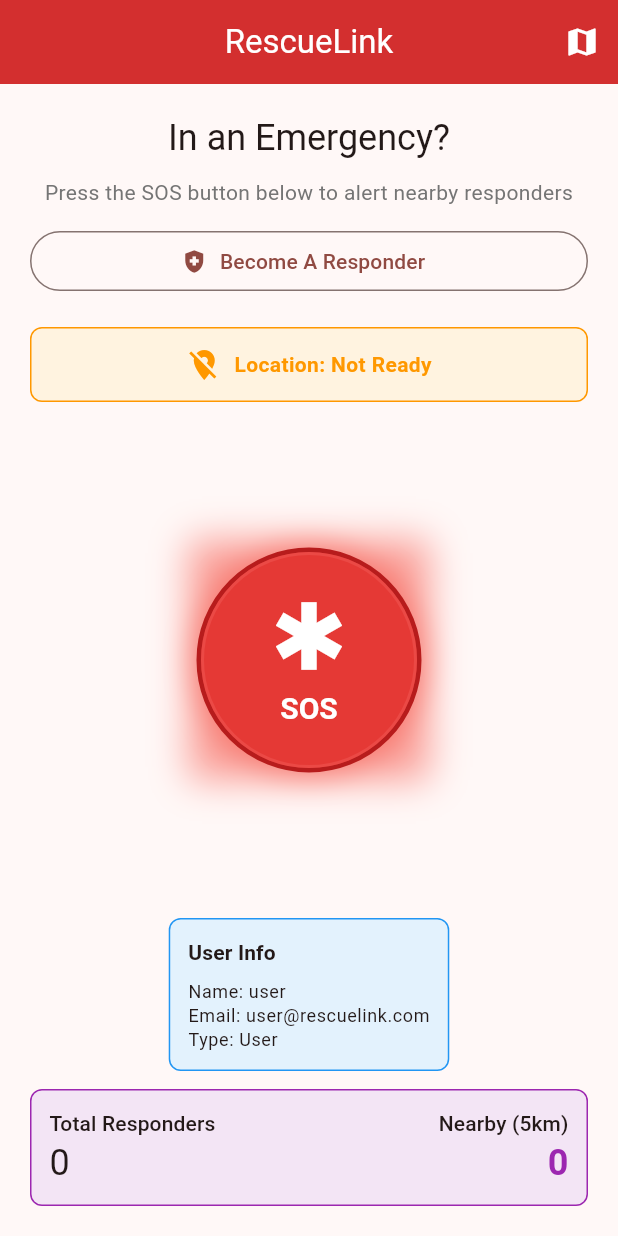
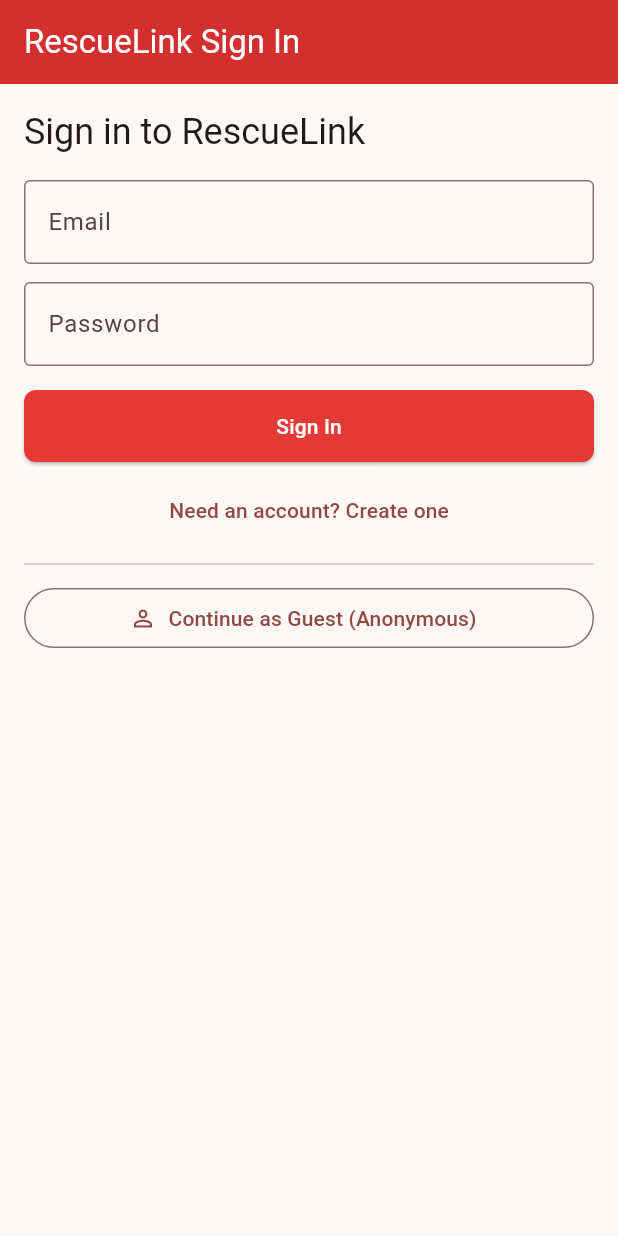
Before and after one commit to gopikaganesan/rescue-link, a Flutter app: the screen it shows after launch, on a phone screen of 412 x 824 dp. Run offline on Flutter 3.47's test engine with Material 3 defaults, Android fonts, the light colour scheme and no system bars; our stand-ins replace cloud_firestore, firebase_auth, firebase_core, geolocator, google_generative_ai, google_maps_flutter; accounts and stored records are empty.

Commit message:
feat: add firebase auth flow, gemini crisis analysis, and firestore security scaffolding

```diff
--- /dev/null
+++ b/firestore.indexes.json
@@ -0,0 +1,4 @@
+{
+  "indexes": [],
+  "fieldOverrides": []
+}
--- /dev/null
+++ b/lib/core/providers/crisis_provider.dart
@@ -0,0 +1,45 @@
+import 'package:flutter/foundation.dart';
+
+import '../services/gemini_service.dart';
+
+class CrisisProvider extends ChangeNotifier {
+  final GeminiService _geminiService;
+
+  CrisisProvider({GeminiService? geminiService})
+      : _geminiService = geminiService ?? GeminiService();
+
+  CrisisAnalysis? _latestAnalysis;
+  bool _isLoading = false;
+  String? _error;
+
+  CrisisAnalysis? get latestAnalysis => _latestAnalysis;
+  bool get isLoading => _isLoading;
+  String? get error => _error;
+
+  Future<void> classifyCrisis(
+    String input, {
+    List<String> availableSkills = const <String>[],
+  }) async {
+    _isLoading = true;
+    _error = null;
+    notifyListeners();
+
+    try {
+      _latestAnalysis = await _geminiService.analyze(
+        input,
+        availableSkills: availableSkills,
+      );
+    } catch (e) {
+      _error = 'Classification failed: ${e.toString()}';
+    } finally {
+      _isLoading = false;
+      notifyListeners();
+    }
+  }
+
+  void clearAnalysis() {
+    _latestAnalysis = null;
+    _error = null;
+    notifyListeners();
+  }
+}
--- a/lib/main.dart
+++ b/lib/main.dart
@@ -3,8 +3,10 @@
 import 'package:provider/provider.dart';
 import 'firebase_options.dart';
 import 'core/providers/auth_provider.dart';
+import 'core/providers/crisis_provider.dart';
 import 'core/providers/location_provider.dart';
 import 'core/providers/responder_provider.dart';
+import 'screens/auth_screen.dart';
 import 'screens/home_screen.dart';
 
 void main() async {
@@ -23,6 +25,7 @@
     return MultiProvider(
       providers: [
         ChangeNotifierProvider(create: (_) => AuthProvider()),
+        ChangeNotifierProvider(create: (_) => CrisisProvider()),
         ChangeNotifierProvider(create: (_) => LocationProvider()),
         ChangeNotifierProvider(create: (_) => ResponderProvider()),
       ],
@@ -71,15 +74,15 @@
           return const HomeScreen();
         }
 
-        WidgetsBinding.instance.addPostFrameCallback((_) {
-          authProvider.login('user@rescuelink.com', 'password');
-        });
+        if (authProvider.isLoading) {
+          return const Scaffold(
+            body: Center(
+              child: CircularProgressIndicator(),
+            ),
+          );
+        }
 
-        return const Scaffold(
-          body: Center(
-            child: CircularProgressIndicator(),
-          ),
-        );
+        return const AuthScreen();
       },
     );
   }
--- /dev/null
+++ b/lib/screens/auth_screen.dart
@@ -0,0 +1,177 @@
+import 'package:flutter/material.dart';
+import 'package:provider/provider.dart';
+
+import '../core/providers/auth_provider.dart';
+
+class AuthScreen extends StatefulWidget {
+  const AuthScreen({super.key});
+
+  @override
+  State<AuthScreen> createState() => _AuthScreenState();
+}
+
+class _AuthScreenState extends State<AuthScreen> {
+  final _formKey = GlobalKey<FormState>();
+  final _emailController = TextEditingController();
+  final _passwordController = TextEditingController();
+  final _displayNameController = TextEditingController();
+
+  bool _isRegisterMode = false;
+
+  @override
+  void dispose() {
+    _emailController.dispose();
+    _passwordController.dispose();
+    _displayNameController.dispose();
+    super.dispose();
+  }
+
+  Future<void> _submit() async {
+    if (!_formKey.currentState!.validate()) {
+      return;
+    }
+
+    final authProvider = context.read<AuthProvider>();
+    bool success;
+
+    if (_isRegisterMode) {
+      success = await authProvider.register(
+        _emailController.text.trim(),
+        _displayNameController.text.trim(),
+        _passwordController.text.trim(),
+      );
+    } else {
+      success = await authProvider.login(
+        _emailController.text.trim(),
+        _passwordController.text.trim(),
+      );
+    }
+
+    if (!mounted) {
+      return;
+    }
+
+    if (!success && authProvider.error != null) {
+      ScaffoldMessenger.of(context).showSnackBar(
+        SnackBar(content: Text(authProvider.error!)),
+      );
+    }
+  }
+
+  @override
+  Widget build(BuildContext context) {
+    return Scaffold(
+      appBar: AppBar(title: const Text('RescueLink Sign In')),
+      body: SafeArea(
+        child: Padding(
+          padding: const EdgeInsets.all(16),
+          child: Consumer<AuthProvider>(
+            builder: (context, authProvider, _) {
+              return Form(
+                key: _formKey,
+                child: ListView(
+                  children: [
+                    Text(
+                      _isRegisterMode
+                          ? 'Create account'
+                          : 'Sign in to RescueLink',
+                      style: Theme.of(context).textTheme.headlineSmall,
+                    ),
+                    const SizedBox(height: 16),
+                    if (_isRegisterMode)
+                      Padding(
+                        padding: const EdgeInsets.only(bottom: 12),
+                        child: TextFormField(
+                          controller: _displayNameController,
+                          decoration: const InputDecoration(
+                            labelText: 'Display Name',
+                            border: OutlineInputBorder(),
+                          ),
+                          validator: (value) {
+                            if (_isRegisterMode &&
+                                (value == null || value.trim().isEmpty)) {
+                              return 'Enter your display name';
+                            }
+                            return null;
+                          },
+                        ),
+                      ),
+                    TextFormField(
+                      controller: _emailController,
+                      decoration: const InputDecoration(
+                        labelText: 'Email',
+                        border: OutlineInputBorder(),
+                      ),
+                      keyboardType: TextInputType.emailAddress,
+                      validator: (value) {
+                        if (value == null || value.trim().isEmpty) {
+                          return 'Enter your email';
+                        }
+                        if (!value.contains('@')) {
+                          return 'Enter a valid email';
+                        }
+                        return null;
+                      },
+                    ),
+                    const SizedBox(height: 12),
+                    TextFormField(
+                      controller: _passwordController,
+                      decoration: const InputDecoration(
+                        labelText: 'Password',
+                        border: OutlineInputBorder(),
+                      ),
+                      obscureText: true,
+                      validator: (value) {
+                        if (value == null || value.length < 6) {
+                          return 'Password must be at least 6 characters';
+                        }
+                        return null;
+                      },
+                    ),
+                    const SizedBox(height: 16),
+                    SizedBox(
+                      height: 48,
+                      child: ElevatedButton(
+                        onPressed: authProvider.isLoading ? null : _submit,
+                        child: authProvider.isLoading
+                            ? const SizedBox(
+                                height: 20,
+                                width: 20,
+                                child: CircularProgressIndicator(strokeWidth: 2),
+                              )
+                            : Text(_isRegisterMode ? 'Create Account' : 'Sign In'),
+                      ),
+                    ),
+                    const SizedBox(height: 8),
+                    TextButton(
+                      onPressed: authProvider.isLoading
+                          ? null
+                          : () {
+                              setState(() {
+                                _isRegisterMode = !_isRegisterMode;
+                              });
+                            },
+                      child: Text(
+                        _isRegisterMode
+                            ? 'Already have an account? Sign in'
+                            : 'Need an account? Create one',
+                      ),
+                    ),
+                    const Divider(height: 24),
+                    OutlinedButton.icon(
+                      onPressed: authProvider.isLoading
+                          ? null
+                          : () => authProvider.ensureAuthenticated(),
+                      icon: const Icon(Icons.person_outline),
+                      label: const Text('Continue as Guest (Anonymous)'),
+                    ),
+                  ],
+                ),
+              );
+            },
+          ),
+        ),
+      ),
+    );
+  }
+}
--- a/lib/screens/responder_registration_screen.dart
+++ b/lib/screens/responder_registration_screen.dart
@@ -78,7 +78,7 @@
       registeredAt: DateTime.now(),
     );
 
-    responderProvider.addResponder(responder);
+    await responderProvider.addResponder(responder);
     authProvider.registerAsResponder();
 
     if (!mounted) {
```
Also changed, not shown: lib/core/models/responder_model.dart (+19 -15 lines), lib/core/models/user_model.dart (+13 -3 lines), lib/core/providers/auth_provider.dart (+118 -13 lines), lib/core/providers/responder_provider.dart (+29 -5 lines), lib/core/services/gemini_service.dart (added, +110 -0 lines), lib/screens/home_screen.dart (+44 -0 lines), firebase.json, 2 other files.
